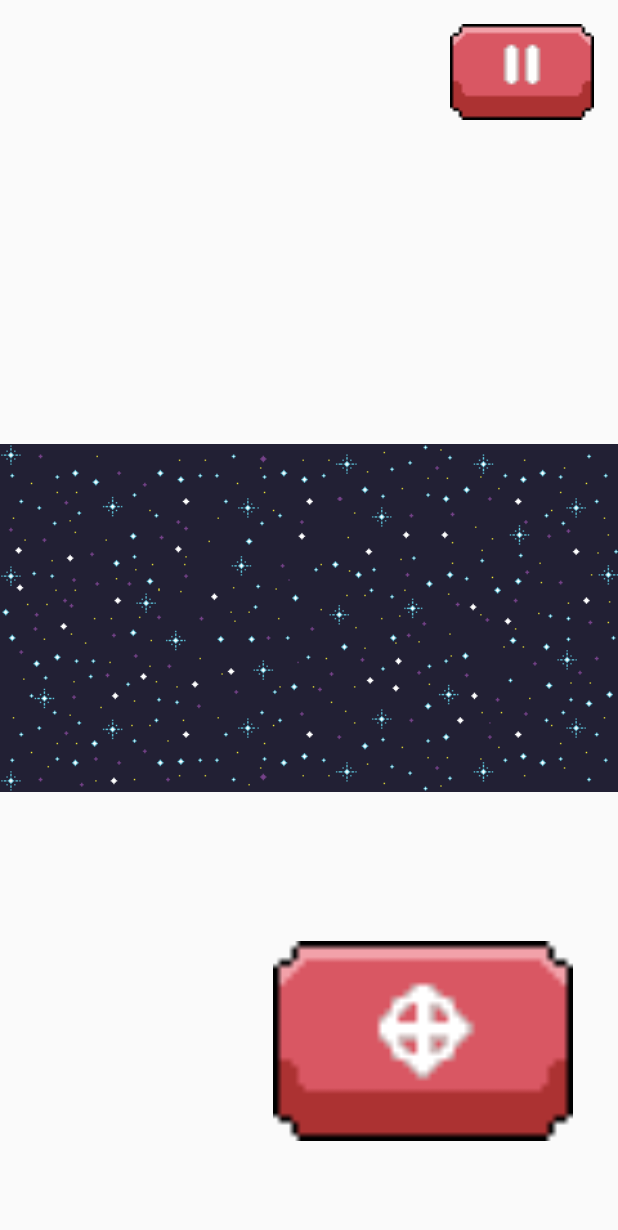
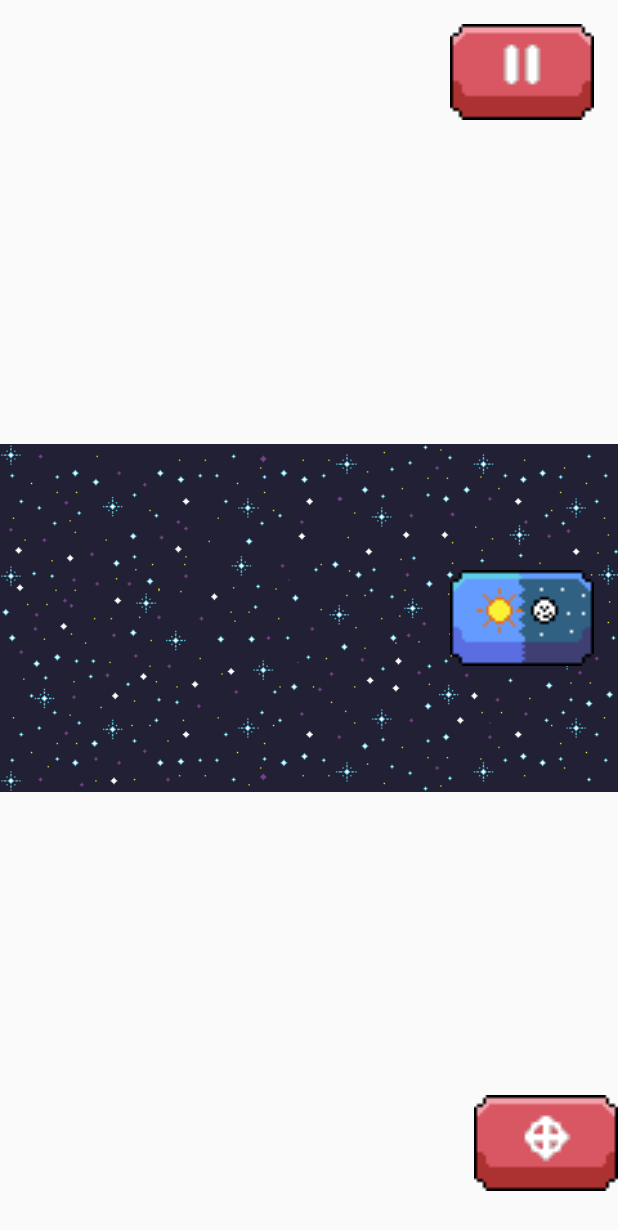
Before and after one commit to DiegoK98/AndroidGame, an Android app: the layout fragment_game.xml on its own in the app's theme, with its tools: preview values and no code run, on a phone screen of 412 x 824 dp. Shown: the top 1230 px of the screen. Run offline under Robolectric (Android 15) with nearby library versions, the phone set to English and light mode, and no system bars.

Commit message:
ikaruga y puntuación en la pantalla final

```diff
--- a/app/src/main/java/dadm/scaffold/counter/GameOverFragment.java
+++ b/app/src/main/java/dadm/scaffold/counter/GameOverFragment.java
@@ -4,6 +4,7 @@ import android.os.Bundle;
 import android.view.LayoutInflater;
 import android.view.View;
 import android.view.ViewGroup;
+import android.widget.TextView;
 
 import dadm.scaffold.BaseFragment;
 import dadm.scaffold.R;
@@ -27,6 +28,8 @@ public class GameOverFragment extends BaseFragment implements View.OnClickListen
         view.findViewById(R.id.btn_menu).setOnClickListener(this);
         view.findViewById(R.id.btn_restart).setOnClickListener(this);
         view.findViewById(R.id.btn_reselect).setOnClickListener(this);
+        TextView score = view.findViewById(R.id.score);
+        score.setText("Score:"+((ScaffoldActivity)getActivity()).score);
     }
 
     @Override
--- a/app/src/main/res/layout/fragment_game.xml
+++ b/app/src/main/res/layout/fragment_game.xml
@@ -28,6 +28,8 @@
         android:layout_width="match_parent"
         android:layout_height="match_parent" />
 
+    <include layout="@layout/view_joystick"/>
+
     <Button
         android:layout_gravity="top|right"
         android:id="@+id/btn_play_pause"
@@ -38,17 +40,13 @@
         android:background="@drawable/pause" />
 
     <Button
-        android:id="@+id/btn_finalizer"
-        android:layout_width="69dp"
-        android:layout_height="123dp"
-        android:layout_gravity="top|right"
-        android:layout_marginTop="100dp"
+        android:id="@+id/btn_change_color"
+        android:layout_width="96dp"
+        android:layout_height="64dp"
+        android:layout_gravity="center|right"
         android:layout_marginRight="@dimen/activity_vertical_margin"
-        android:visibility="invisible"
-        android:background="@null"
-        android:text="END GAME"/>
-
-    <include layout="@layout/view_joystick"/>
+        android:visibility="visible"
+        android:background="@drawable/switch_colors" />
 
     <ImageView
         android:id="@+id/menu_image"
@@ -112,40 +110,4 @@
             android:textSize="22sp"
             android:visibility="visible" />
     </LinearLayout>
-
-    <ImageView
-        android:id="@+id/animation"
-        android:layout_width="wrap_content"
-        android:layout_height="wrap_content"
-        android:layout_gravity="center"
-        android:src="@drawable/tile000"
-        android:visibility="invisible" />
-
-    <TextView
-        style="@android:style/TextAppearance.DeviceDefault.Large"
-        android:id="@+id/youWin1"
-        android:layout_width="wrap_content"
-        android:layout_height="wrap_content"
-        android:layout_gravity="center_horizontal|top"
-        android:layout_marginTop="48dp"
-        android:layout_marginRight="8dp"
-        android:fontFamily="@font/press_start_2p"
-        android:text="YOU WIN"
-        android:textColor="@android:color/holo_blue_bright"
-        android:textSize="48sp"
-        android:visibility="invisible"/>
-
-    <TextView
-        style="@android:style/TextAppearance.DeviceDefault.Large"
-        android:id="@+id/youWin2"
-        android:layout_width="wrap_content"
-        android:layout_height="wrap_content"
-        android:layout_gravity="center_horizontal|top"
-        android:layout_marginTop="48dp"
-        android:fontFamily="@font/press_start_2p"
-        android:text="YOU WIN"
-        android:textColor="@android:color/white"
-        android:textSize="48sp"
-        android:visibility="invisible"/>
-
 </FrameLayout>
--- a/app/src/main/res/layout/view_joystick.xml
+++ b/app/src/main/res/layout/view_joystick.xml
@@ -44,11 +44,10 @@
 
     <ImageView
         android:id="@+id/firebutton"
-        android:layout_width="300px"
-        android:layout_height="300px"
+        android:layout_width="96dp"
+        android:layout_height="64dp"
         android:layout_alignParentRight="true"
         android:layout_alignParentBottom="true"
-        android:layout_marginRight="30dp"
         android:layout_marginBottom="30dp"
         android:src="@drawable/shoot" />
 </RelativeLayout>
```
Also changed, not shown: app/src/main/java/dadm/scaffold/ScaffoldActivity.java (+7 -0 lines), app/src/main/java/dadm/scaffold/counter/GameFragment.java (+17 -40 lines), app/src/main/java/dadm/scaffold/engine/GameEngine.java (+3 -8 lines), app/src/main/java/dadm/scaffold/engine/ScoreCounter.java (+15 -30 lines), app/src/main/java/dadm/scaffold/engine/Sprite.java (+14 -2 lines), app/src/main/java/dadm/scaffold/space/Asteroid.java (+7 -12 lines), app/src/main/java/dadm/scaffold/space/Bullet.java (+8 -4 lines), app/src/main/java/dadm/scaffold/space/SpaceShipPlayer.java (+47 -7 lines), app/src/main/res/layout/fragment_game_over.xml (+11 -0 lines), app/src/main/assets/fonts/press_start_2p.ttf (added).
